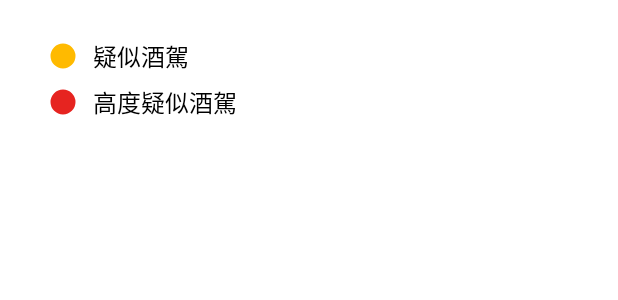
After one commit to NCUMIS-Final-project/graduate_project, an Android app: the layout legend_area.xml on its own in the app's theme, with its tools: preview values and no code run, on a phone screen of 412 x 824 dp. The commit adds this screen. Shown: the top 300 px of the screen. Run offline under Robolectric (Android 15) with nearby library versions, the phone set to English and light mode, and no system bars.

Commit message:
新增圖例，更換marker，修掉酒駕次數的bug

```diff
--- /dev/null
+++ b/app/src/main/res/drawable-v24/legend_dot_r.xml
@@ -0,0 +1,20 @@
+<?xml version="1.0" encoding="utf-8"?>
+<shape
+    xmlns:android="http://schemas.android.com/apk/res/android"
+    android:shape="oval">
+
+    <padding
+        android:bottom="4dp"
+        android:left="4dp"
+        android:right="4dp"
+        android:top="4dp" />
+
+    <size
+        android:width="40dp"
+        android:height="40dp" />
+    <solid
+        android:color="@color/red"/>
+    <stroke
+        android:width="3dp"
+        android:color="@android:color/white" />
+</shape>
--- /dev/null
+++ b/app/src/main/res/drawable/legend.xml
@@ -0,0 +1,19 @@
+<?xml version="1.0" encoding="utf-8"?>
+<shape
+    xmlns:android="http://schemas.android.com/apk/res/android"
+    android:shape="rectangle">
+
+    <solid android:color="#DfFFFFFF" />
+
+    <padding
+        android:bottom="12dp"
+        android:left="12dp"
+        android:right="12dp"
+        android:top="12dp" />
+
+    <corners android:radius="2dp" />
+
+    <stroke
+        android:width="2dp"
+        android:color="@android:color/white"/>
+</shape>
--- /dev/null
+++ b/app/src/main/res/drawable/legend_dot_y.xml
@@ -0,0 +1,20 @@
+<?xml version="1.0" encoding="utf-8"?>
+<shape
+    xmlns:android="http://schemas.android.com/apk/res/android"
+    android:shape="oval">
+
+    <padding
+        android:bottom="4dp"
+        android:left="4dp"
+        android:right="4dp"
+        android:top="4dp" />
+
+    <size
+        android:width="40dp"
+        android:height="40dp" />
+    <solid
+        android:color="@color/yellow"/>
+    <stroke
+        android:width="3dp"
+        android:color="@android:color/white" />
+</shape>
--- a/app/src/main/res/layout/activity_main.xml
+++ b/app/src/main/res/layout/activity_main.xml
@@ -73,6 +73,7 @@
                 android:layout_width="wrap_content"
                 android:layout_height="wrap_content"
                 android:hint="password"
+                android:inputType="textPassword"
                 style="@style/graduate_editText"/>
         </LinearLayout>
 
--- a/app/src/main/res/layout/layout_bottom_sheet.xml
+++ b/app/src/main/res/layout/layout_bottom_sheet.xml
@@ -33,11 +33,11 @@
                 <ImageButton
                     android:id="@+id/openListBtn"
                     android:layout_width="wrap_content"
-                    android:layout_height="50dp"
+                    android:layout_height="40dp"
                     android:backgroundTint="@color/white"
                     android:contentDescription="show/hide detail"
                     android:scaleType="fitCenter"
-                    android:src="@drawable/up_arrow" />
+                    android:src="@drawable/up_arrow"/>
 
                 <TextView
                     android:id="@+id/textView"
@@ -81,7 +81,7 @@
 
                     <ScrollView
                         android:layout_width="match_parent"
-                        android:layout_height="60dp"
+                        android:layout_height="wrap_content"
                         tools:ignore="MissingConstraints">
 
                         <androidx.recyclerview.widget.RecyclerView
--- /dev/null
+++ b/app/src/main/res/layout/legend_area.xml
@@ -0,0 +1,58 @@
+<?xml version="1.0" encoding="utf-8"?>
+<FrameLayout xmlns:android="http://schemas.android.com/apk/res/android"
+    xmlns:tools="http://schemas.android.com/tools"
+    android:layout_width="wrap_content"
+    android:layout_height="wrap_content"
+    xmlns:app="http://schemas.android.com/apk/res-auto">
+
+    <androidx.constraintlayout.widget.ConstraintLayout
+        android:layout_width="wrap_content"
+        android:layout_height="wrap_content"
+        android:layout_margin="10dp"
+        android:background="@drawable/legend">
+        <LinearLayout
+            android:id="@+id/legend_y"
+            android:layout_width="wrap_content"
+            android:layout_height="wrap_content"
+            android:layout_marginHorizontal="5dp"
+            app:layout_constraintHorizontal_weight="1"
+            android:gravity="center"
+            android:orientation="horizontal"
+            app:layout_constraintTop_toTopOf="parent"
+            tools:ignore="MissingConstraints">
+            <ImageView
+                android:layout_width="wrap_content"
+                android:layout_height="20dp"
+                android:src="@drawable/legend_dot_y"
+                tools:ignore="MissingConstraints" />
+
+            <TextView
+                style="@style/text"
+                android:layout_width="wrap_content"
+                android:layout_height="wrap_content"
+                android:text="疑似酒駕"
+                tools:ignore="MissingConstraints" />
+        </LinearLayout>
+        <LinearLayout
+            android:layout_width="wrap_content"
+            android:layout_height="wrap_content"
+            android:layout_marginHorizontal="5dp"
+            android:gravity="center"
+            android:orientation="horizontal"
+            app:layout_constraintHorizontal_weight="1"
+            app:layout_constraintTop_toBottomOf="@id/legend_y"
+            tools:ignore="MissingConstraints">
+            <ImageView
+                android:layout_width="wrap_content"
+                android:layout_height="20dp"
+                android:src="@drawable/legend_dot_r"
+                tools:ignore="MissingConstraints" />
+
+            <TextView
+                style="@style/text"
+                android:layout_width="wrap_content"
+                android:layout_height="wrap_content"
+                android:text="高度疑似酒駕"
+                tools:ignore="MissingConstraints" />
+        </LinearLayout>    </androidx.constraintlayout.widget.ConstraintLayout>
+</FrameLayout>
--- a/app/src/main/res/values/colors.xml
+++ b/app/src/main/res/values/colors.xml
@@ -18,4 +18,6 @@
     <color name="bk_3">#cfd9df</color>
     <color name="bk_4">#e2ebf0</color>
     <color name="transparent">#00000000</color>
+    <color name="red">#E62420</color>
+    <color name="yellow">#FFBA00</color>
 </resources>
--- a/app/src/main/res/values/strings.xml
+++ b/app/src/main/res/values/strings.xml
@@ -1,5 +1,5 @@
 <resources>
-    <string name="app_name">Graduate_project</string>
+    <string name="app_name">AlcohoLert</string>
     <string name="title_activity_maps">MapsActivity</string>
     <string name="default_plateNum">查無此車牌</string>
     <string name="default_records">無酒駕紀錄</string>
--- a/app/src/main/res/values/themes.xml
+++ b/app/src/main/res/values/themes.xml
@@ -41,7 +41,6 @@
         <item name="android:layout_margin">10dp</item>
         <item name="android:layout_weight">1</item>
         <item name="android:ems">10</item>
-        <item name="android:inputType">textVisiblePassword</item>
         <item name="singleLine">true</item>
         <item name="android:textColorHint">@color/gray</item>
     </style>
```
Also changed, not shown: app/src/main/java/com/example/graduate_project/MapsActivity.kt (+24 -12 lines), app/src/main/res/layout/activity_maps.xml (+7 -4 lines), app/src/main/res/drawable/background_front.png (deleted), app/src/main/res/drawable/background_full.png (deleted), app/src/main/res/drawable/button.png (deleted), app/src/main/res/drawable/down_arrow.png, app/src/main/res/drawable/location_pin_r.png (added), app/src/main/res/drawable/location_pin_y.png (added), app/src/main/res/drawable/up_arrow.png.
